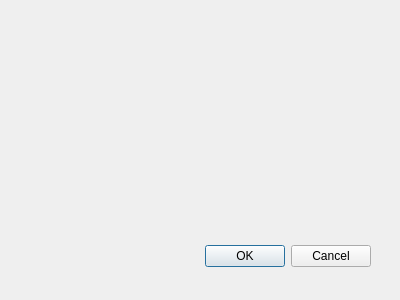
Old version of the form JcNewsProject/configuration.ui in the repository dev1d123/JcNews.
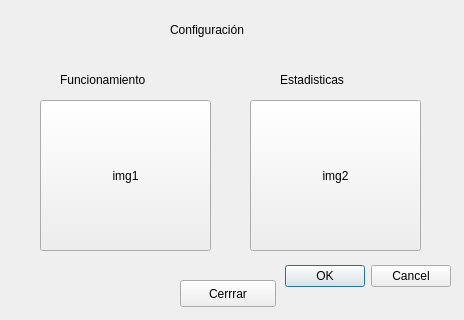
New version of the form.

What changed in the file:
```diff
--- a/JcNewsProject/configuration.ui
+++ b/JcNewsProject/configuration.ui
@@ -6,8 +6,8 @@
    <rect>
     <x>0</x>
     <y>0</y>
-    <width>400</width>
-    <height>300</height>
+    <width>464</width>
+    <height>320</height>
    </rect>
   </property>
   <property name="windowTitle">
@@ -16,9 +16,9 @@
   <widget class="QDialogButtonBox" name="buttonBox">
    <property name="geometry">
     <rect>
-     <x>30</x>
-     <y>240</y>
-     <width>341</width>
+     <x>280</x>
+     <y>260</y>
+     <width>171</width>
      <height>32</height>
     </rect>
    </property>
@@ -29,6 +29,84 @@
     <set>QDialogButtonBox::StandardButton::Cancel|QDialogButtonBox::StandardButton::Ok</set>
    </property>
   </widget>
+  <widget class="QPushButton" name="funcionamientoButton">
+   <property name="geometry">
+    <rect>
+     <x>40</x>
+     <y>100</y>
+     <width>171</width>
+     <height>151</height>
+    </rect>
+   </property>
+   <property name="text">
+    <string>img1</string>
+   </property>
+  </widget>
+  <widget class="QPushButton" name="estadisticasButton">
+   <property name="geometry">
+    <rect>
+     <x>250</x>
+     <y>100</y>
+     <width>171</width>
+     <height>151</height>
+    </rect>
+   </property>
+   <property name="text">
+    <string>img2</string>
+   </property>
+  </widget>
+  <widget class="QLabel" name="label1">
+   <property name="geometry">
+    <rect>
+     <x>60</x>
+     <y>70</y>
+     <width>121</width>
+     <height>20</height>
+    </rect>
+   </property>
+   <property name="text">
+    <string>Funcionamiento</string>
+   </property>
+  </widget>
+  <widget class="QLabel" name="label2">
+   <property name="geometry">
+    <rect>
+     <x>280</x>
+     <y>70</y>
+     <width>121</width>
+     <height>20</height>
+    </rect>
+   </property>
+   <property name="text">
+    <string>Estadisticas</string>
+   </property>
+  </widget>
+  <widget class="QLabel" name="tituloLabel">
+   <property name="geometry">
+    <rect>
+     <x>170</x>
+     <y>20</y>
+     <width>101</width>
+     <height>19</height>
+    </rect>
+   </property>
+   <property name="text">
+    <string>Configuración</string>
+   </property>
+  </widget>
+  <widget class="QPushButton" name="atrasButton">
+   <property name="geometry">
+    <rect>
+     <x>180</x>
+     <y>280</y>
+     <width>96</width>
+     <height>27</height>
+    </rect>
+   </property>
+   <property name="text">
+    <string>Cerrrar</string>
+   </property>
+  </widget>
  </widget>
  <resources/>
  <connections>
```
